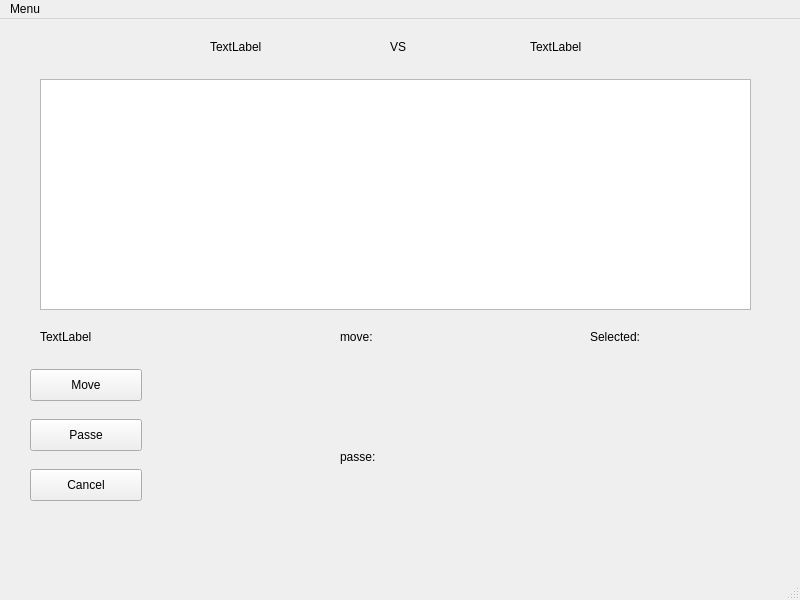
The window that Graphical_Diaballik/mainwindow.ui (alistairman/Jeu-de-plateau-Diaballik) describes before a commit, drawn with Qt 5.
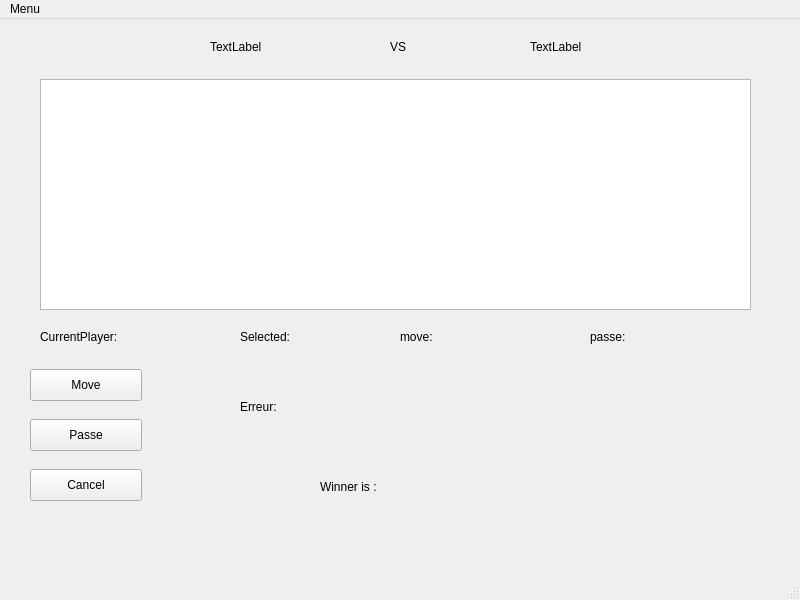
The same window after the commit.

Diff of the .ui file:
```diff
--- a/Graphical_Diaballik/mainwindow.ui
+++ b/Graphical_Diaballik/mainwindow.ui
@@ -76,7 +76,7 @@
      </rect>
     </property>
     <property name="text">
-     <string>TextLabel</string>
+     <string>CurrentPlayer:</string>
     </property>
    </widget>
    <widget class="QPushButton" name="move">
@@ -95,9 +95,9 @@
    <widget class="QLabel" name="label_move">
     <property name="geometry">
      <rect>
-      <x>340</x>
+      <x>400</x>
       <y>310</y>
-      <width>58</width>
+      <width>151</width>
       <height>16</height>
      </rect>
     </property>
@@ -108,9 +108,9 @@
    <widget class="QLabel" name="label_passe">
     <property name="geometry">
      <rect>
-      <x>340</x>
-      <y>430</y>
-      <width>58</width>
+      <x>590</x>
+      <y>310</y>
+      <width>161</width>
       <height>16</height>
      </rect>
     </property>
@@ -121,9 +121,9 @@
    <widget class="QLabel" name="label_selected">
     <property name="geometry">
      <rect>
-      <x>590</x>
+      <x>240</x>
       <y>310</y>
-      <width>58</width>
+      <width>121</width>
       <height>16</height>
      </rect>
     </property>
@@ -157,6 +157,32 @@
      <string>Cancel</string>
     </property>
    </widget>
+   <widget class="QLabel" name="erreur">
+    <property name="geometry">
+     <rect>
+      <x>240</x>
+      <y>380</y>
+      <width>511</width>
+      <height>16</height>
+     </rect>
+    </property>
+    <property name="text">
+     <string>Erreur:</string>
+    </property>
+   </widget>
+   <widget class="QLabel" name="winner">
+    <property name="geometry">
+     <rect>
+      <x>320</x>
+      <y>460</y>
+      <width>181</width>
+      <height>16</height>
+     </rect>
+    </property>
+    <property name="text">
+     <string>Winner is :</string>
+    </property>
+   </widget>
   </widget>
   <widget class="QMenuBar" name="menubar">
    <property name="geometry">
```
